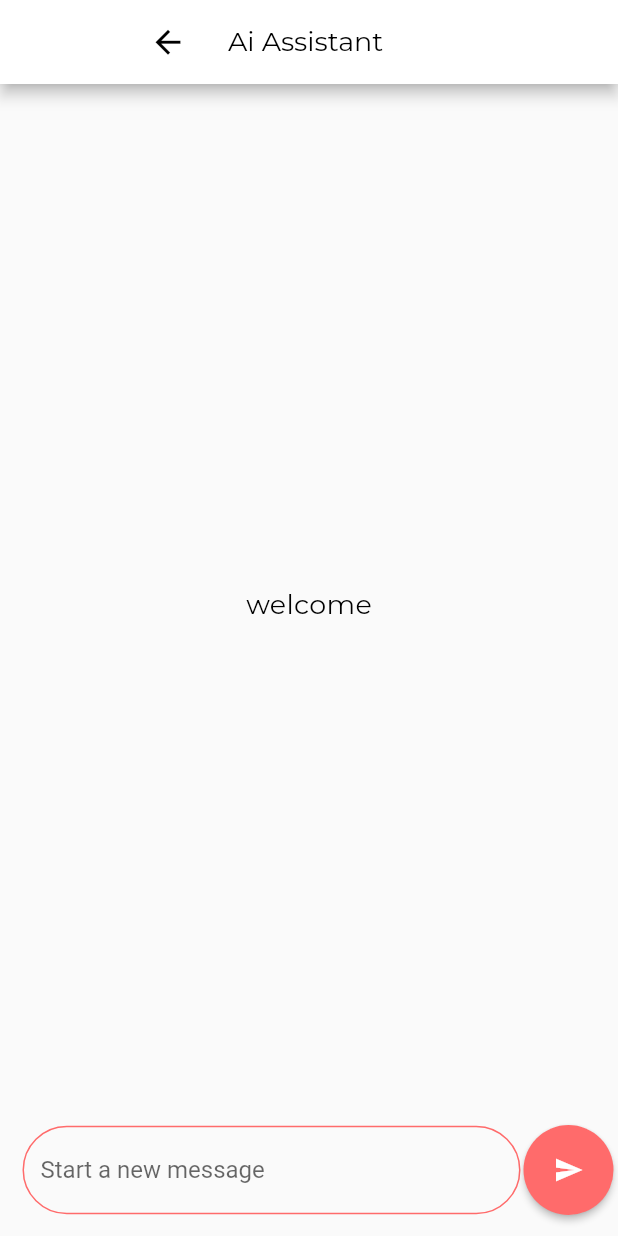
After one commit to hngx-org/dating-assistant-app, a Flutter app: the screen it shows after launch, after a tap on the "chat" icon, on a phone screen of 412 x 824 dp. The commit adds this screen. Run offline on Flutter 3.47's test engine with Material 2 defaults, Android fonts, the phone set to English and light mode, and no system bars; our stand-ins replace flutter_riverpod, google_fonts, riverpod_annotation; generated files the repository leaves out were written again.

Commit message:
homepage and chat screen

```diff
--- a/lib/features/application/widgets/dashborad_widget.dart
+++ b/lib/features/application/widgets/dashborad_widget.dart
@@ -1,5 +1,6 @@
+import 'package:dating_assitant_app/features/home/view/dating_home.dart';
 import 'package:dating_assitant_app/features/profile/view/profile.dart';
-import 'package:flutter/cupertino.dart';
+
 import 'package:flutter/material.dart';
 
 var bottomTabs = <BottomNavigationBarItem>[
@@ -8,20 +9,15 @@ var bottomTabs = <BottomNavigationBarItem>[
     label: 'Home',
   ),
   const BottomNavigationBarItem(
-    icon: Icon(CupertinoIcons.chat_bubble_2_fill, size: 27),
-    label: 'Chat',
-  ),
-  const BottomNavigationBarItem(
     icon: Icon(Icons.person, size: 27),
     label: 'Profile',
   ),
 ];
 
-Widget appScreens({int index = 0}){
+Widget appScreens({int index = 0}) {
   List<Widget> screens = [
     // Update this when you complete your screens(in-order).
-    const Center(child: Text('Home Page')),
-    const Center(child: Text('Ai Chat Page')),
+    const HomePage(),
     const Profile()
   ];
   // var ref;
--- /dev/null
+++ b/lib/features/chat/view/chat.dart
@@ -0,0 +1,45 @@
+import 'package:dating_assitant_app/features/chat/widget/chat_messages.dart';
+import 'package:dating_assitant_app/features/chat/widget/new_messages.dart';
+import 'package:flutter/material.dart';
+import 'package:dating_assitant_app/commons/utils/colors.dart';
+import 'package:google_fonts/google_fonts.dart';
+
+class ChatScreenMain extends StatelessWidget {
+  const ChatScreenMain({super.key});
+
+  @override
+  Widget build(BuildContext context) {
+    return Scaffold(
+      appBar: AppBar(
+        backgroundColor: ProjectColors.white,
+        title: ListTile(
+          leading: IconButton(
+            onPressed: () {
+              Navigator.of(context).pop();
+            },
+            icon: const Icon(
+              Icons.arrow_back,
+              size: 25,
+              color: ProjectColors.black,
+            ),
+          ),
+          title: Text(
+            'Ai Assistant',
+            style: GoogleFonts.montserrat(
+              color: ProjectColors.black,
+              fontSize: 18,
+            ),
+          ),
+        ),
+      ),
+      body: const Column(
+        children: [
+          Expanded(
+            child: ChatMessages(),
+          ),
+          NewMessages()
+        ],
+      ),
+    );
+  }
+}
--- /dev/null
+++ b/lib/features/chat/widget/chat_messages.dart
@@ -0,0 +1,18 @@
+import 'package:dating_assitant_app/commons/widgets/text_widgets.dart';
+import 'package:flutter/material.dart';
+import 'package:dating_assitant_app/commons/utils/colors.dart';
+
+
+class ChatMessages extends StatelessWidget {
+  const ChatMessages({super.key});
+
+  @override
+  Widget build(BuildContext context) {
+    return const Center(
+      child: TextSize18(
+        text: 'welcome',
+        color: ProjectColors.black,
+      )
+    );
+  }
+}
--- /dev/null
+++ b/lib/features/chat/widget/new_messages.dart
@@ -0,0 +1,75 @@
+import 'package:flutter/material.dart';
+import 'package:dating_assitant_app/commons/utils/colors.dart';
+
+class NewMessages extends StatefulWidget {
+  const NewMessages({super.key});
+
+  @override
+  State<NewMessages> createState() => _NewMessagesState();
+}
+
+class _NewMessagesState extends State<NewMessages> {
+  final _messageController = TextEditingController();
+
+  @override
+  void dispose() {
+    _messageController.dispose();
+    super.dispose();
+  }
+
+  void _submitMessage() {
+    final enteredMessage = _messageController.text;
+
+    if (enteredMessage.trim().isEmpty) {
+      return;
+    }
+
+    // send to backend
+
+    _messageController.clear();
+  }
+
+  @override
+  Widget build(BuildContext context) {
+    return Padding(
+      padding: const EdgeInsets.only(left: 15, right: 1, bottom: 14),
+      child: Row(children: [
+        Expanded(
+          child: TextField(
+            controller: _messageController,
+            textCapitalization: TextCapitalization.sentences,
+            autocorrect: true,
+            enableSuggestions: true,
+            decoration: InputDecoration(
+              hintText: 'Start a new message',
+              enabledBorder: OutlineInputBorder(
+                borderRadius: BorderRadius.circular(50),
+                borderSide:
+                    const BorderSide(width: 1, color: ProjectColors.pink),
+              ),
+              focusedBorder: OutlineInputBorder(
+                borderRadius: BorderRadius.circular(50),
+                borderSide:
+                    const BorderSide(width: 1, color: ProjectColors.pink),
+              ),
+            ),
+          ),
+        ),
+        ElevatedButton(
+          onPressed: _submitMessage,
+          style: ElevatedButton.styleFrom(
+            backgroundColor: ProjectColors.pink,
+            shape: const CircleBorder(), //<-- SEE HERE
+            padding: const EdgeInsets.all(20),
+          ),
+          child: const Icon(
+            //<-- SEE HERE
+            Icons.send,
+            color: ProjectColors.white,
+            size: 20,
+          ),
+        ),
+      ]),
+    );
+  }
+}
--- /dev/null
+++ b/lib/features/home/view/dating_home.dart
@@ -0,0 +1,73 @@
+import 'package:dating_assitant_app/features/chat/view/chat.dart';
+import 'package:flutter/material.dart';
+import 'package:dating_assitant_app/commons/utils/colors.dart';
+import 'package:dating_assitant_app/commons/widgets/text_widgets.dart';
+import 'package:dating_assitant_app/commons/widgets/custom_container.dart';
+
+class HomePage extends StatefulWidget {
+  const HomePage({super.key});
+
+  @override
+  State<HomePage> createState() => _HomePageState();
+}
+
+class _HomePageState extends State<HomePage> {
+  @override
+  Widget build(BuildContext context) {
+    return Scaffold(
+      appBar: AppBar(
+          backgroundColor: ProjectColors.white,
+          title: ListTile(
+            leading: Image.asset(
+              'assets/logo.png',
+              width: 50,
+            ),
+            title: const Text('Ai Assistant'),
+          )),
+      body: Padding(
+        padding: const EdgeInsets.only(top: 16, left: 12, right: 12),
+        child: Column(
+          crossAxisAlignment: CrossAxisAlignment.start,
+          children: [
+            const Textsize32(
+              text: 'Welcome to your Ai \ndating assistant',
+              color: ProjectColors.pink,
+              fontWeight: FontWeight.w800,
+              fontSize: 32,
+              height: 1.5,
+              letterSpacing: 0.5,
+            ),
+            const SizedBox(
+              height: 40,
+            ),
+            customContainer(
+                icon: Icons.quickreply,
+                containerTitle: 'Generate quick conversation starters'),
+            const SizedBox(
+              height: 20,
+            ),
+            customContainer(
+                icon: Icons.message, containerTitle: 'Craft engaging messages'),
+            const SizedBox(
+              height: 20,
+            ),
+            customContainer(
+                icon: Icons.gesture, containerTitle: 'Get Dating advice'),
+          ],
+        ),
+      ),
+      floatingActionButton: FloatingActionButton(
+        backgroundColor: ProjectColors.pink,
+        onPressed: () {
+          Navigator.of(context).push(
+              MaterialPageRoute(builder: (context) => const ChatScreenMain()));
+        },
+        child: const Icon(
+          Icons.chat,
+          color: ProjectColors.white,
+        ),
+      ),
+      floatingActionButtonLocation: FloatingActionButtonLocation.endFloat,
+    );
+  }
+}
--- a/lib/features/profile/view/profile.dart
+++ b/lib/features/profile/view/profile.dart
@@ -23,7 +23,7 @@ class _ProfileState extends State<Profile> {
             crossAxisAlignment: CrossAxisAlignment.center,
             children: [
               const CircleAvatar(
-                radius: 80,
+                radius: 50,
                 backgroundColor: ProjectColors.grey,
               ),
               const SizedBox(height: 20),
@@ -36,7 +36,9 @@ class _ProfileState extends State<Profile> {
               customContainerFilled(
                 onTap: () {
                   // Navigate to the upgrade screen.
-                  Navigator.of(context).push(MaterialPageRoute(builder: (context) => const Upgrade(),));
+                  Navigator.of(context).push(MaterialPageRoute(
+                    builder: (context) => const Upgrade(),
+                  ));
                 },
                 containerTitle: 'Upgrade to Premium',
                 fontWeight: FontWeight.w600,
--- a/lib/features/upgrade/view/upgrade.dart
+++ b/lib/features/upgrade/view/upgrade.dart
@@ -21,8 +21,8 @@ class Upgrade extends StatelessWidget {
           children: [
             Column(
               crossAxisAlignment: CrossAxisAlignment.start,
-              children: [
-                Textsize32(
+              children:   [
+              const  Textsize32(
               text: 'Upgrade to \npremium plan',
               color: ProjectColors.pink,
               fontWeight: FontWeight.w800,
@@ -30,14 +30,14 @@ class Upgrade extends StatelessWidget {
               height: 1.5,
               letterSpacing: 0.5,
             ),
-            SizedBox(height: 30),
-            TextSize18(
+          const  SizedBox(height: 30),
+          const  TextSize18(
               text:
                   'Enjoy Unlimited access to Dating Assistant, no ads and unique responses from our ai for just \$5 per month',
               color: ProjectColors.black,
               fontWeight: FontWeight.w400,
             ),
-            SizedBox(height: 25),
+           const SizedBox(height: 25),
             customContainerFilled(
               containerTitle: '\$ 5 / Month',
               fontWeight: FontWeight.w700
--- a/pubspec.yaml
+++ b/pubspec.yaml
@@ -38,7 +38,7 @@ dependencies:
   smooth_page_indicator: ^1.1.0
   google_fonts: ^6.1.0
   build_runner:
-  flutter_riverpod: ^2.4.1
+  flutter_riverpod: 2.4.0
   riverpod_generator: ^2.3.1
   riverpod_lint: ^2.0.3
 
@@ -65,8 +65,8 @@ flutter:
   uses-material-design: true
 
   # To add assets to your application, add an assets section, like this:
-  # assets:
-  #   - images/a_dot_burr.jpeg
+  assets:
+    - assets/
   #   - images/a_dot_ham.jpeg
 
   # An image asset can refer to one or more resolution-specific "variants", see
```
Also changed, not shown: pubspec.lock.
